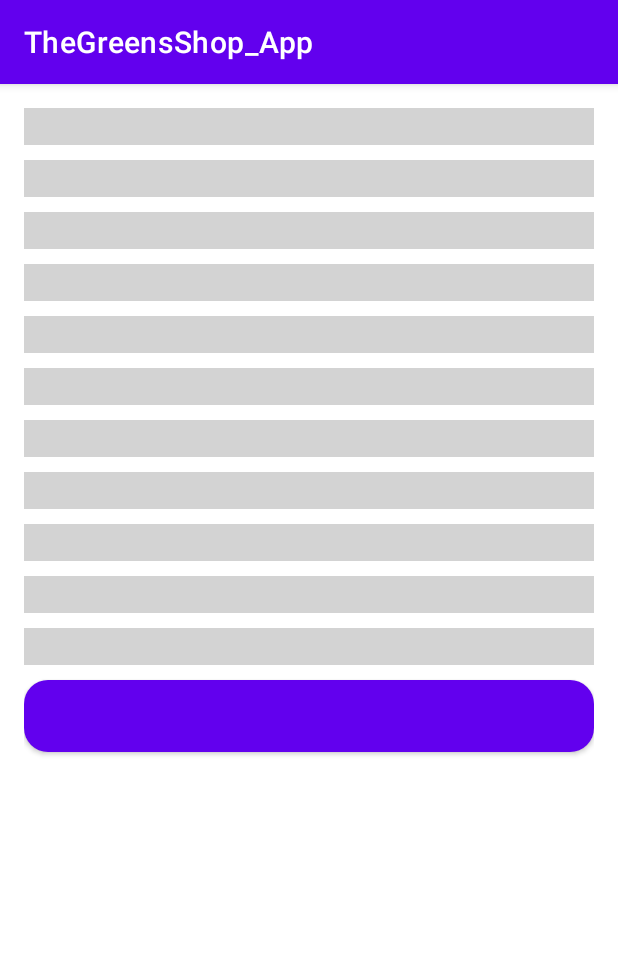
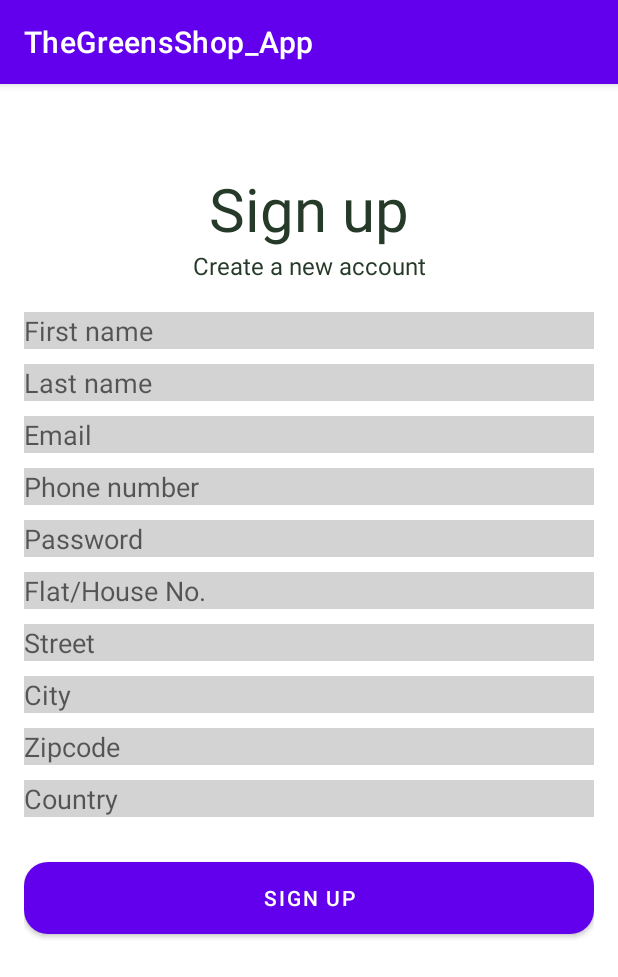
Before and after one commit to joelmarodrigues/TheGreensShop_App, an Android app: the SignupActivity screen opened directly, with no data from a screen before it, on a phone screen of 412 x 824 dp. Shown: the top 977 px of the screen. Run offline under Robolectric (Android 15) with nearby library versions, the phone set to English and light mode, and no system bars; our stand-ins replace Firebase (no records; nobody signed in at launch, a user with empty details on screens opened directly); 2 statements that could not run were skipped.

Commit message:
strings.xml update to fix activity_signup.xml

```diff
--- a/app/src/main/res/layout/activity_signup.xml
+++ b/app/src/main/res/layout/activity_signup.xml
@@ -1,19 +1,31 @@
 <?xml version="1.0" encoding="utf-8"?>
 <LinearLayout xmlns:android="http://schemas.android.com/apk/res/android"
+    xmlns:tools="http://schemas.android.com/tools"
     android:layout_width="match_parent"
     android:layout_height="match_parent"
     android:orientation="vertical"
-    android:padding="16dp">
+    android:padding="16dp"
+    tools:ignore="ExtraText">
 
-    <EditText
-        android:id="@+id/username_edittext"
+<TextView
+    android:id="@+id/signup_textview"
+    android:layout_width="wrap_content"
+    android:layout_height="wrap_content"
+    android:layout_gravity="center"
+    android:layout_marginTop="40dp"
+    android:text="@string/signup"
+    android:textColor="@color/green_dark"
+    android:textSize="40sp" />
+
+    <TextView
         android:layout_width="match_parent"
         android:layout_height="wrap_content"
-        android:layout_marginBottom="10dp"
-        android:autofillHints="@string/username"
-        android:background="@drawable/box_edit_text"
-        android:hint="@string/username"
-        android:inputType="text" />
+        android:layout_marginBottom="20dp"
+        android:text="@string/create_a_new_account"
+        android:textAlignment="center"
+        android:textColor="@color/green_dark"
+        android:textSize="16sp" />
+
 
     <EditText
         android:id="@+id/firstname_edittext"
@@ -40,9 +52,9 @@
         android:layout_width="match_parent"
         android:layout_height="wrap_content"
         android:layout_marginBottom="10dp"
-        android:autofillHints="@string/email"
+        android:autofillHints="@string/e_mail"
         android:background="@drawable/box_edit_text"
-        android:hint="@string/email"
+        android:hint="@string/e_mail"
         android:inputType="textEmailAddress" />
 
     <EditText
@@ -66,11 +78,12 @@
         android:inputType="textPassword" />
 
     <EditText
-        android:id="@+id/address_edittext"
+        android:id="@+id/flat_houseNo_edittext"
         android:layout_width="match_parent"
         android:layout_height="wrap_content"
         android:layout_marginBottom="10dp"
-        android:autofillHints="@string/address"
+        android:autofillHints="@string/flat_houseNo"
+        android:hint="@string/flat_houseNo"
         android:background="@drawable/box_edit_text"
         android:inputType="text" />
 
@@ -120,6 +133,7 @@
         android:id="@+id/signup_button"
         android:layout_width="match_parent"
         android:layout_height="wrap_content"
+        android:layout_marginTop="20dp"
         android:layout_marginBottom="10dp"
         android:background="@drawable/box_button"
         android:text="@string/signup"
--- a/app/src/main/res/values/strings.xml
+++ b/app/src/main/res/values/strings.xml
@@ -1,20 +1,21 @@
 <resources>
     <string name="app_name">TheGreensShop_App</string>
     <string name="logo" />
-    <string name="e_mail" />
-    <string name="password" />
-    <string name="login" />
-    <string name="signup" />
-    <string name="first_name" />
+    <string name="e_mail">Email</string>
+    <string name="password">Password</string>
+    <string name="login">Login</string>
+    <string name="signup">Sign up</string>
+    <string name="first_name">First name</string>
     <string name="username" />
-    <string name="last_name" />
+    <string name="last_name">Last name</string>
     <string name="email" />
-    <string name="phone"/>
+    <string name="phone">Phone number</string>
     <string name="address" />
-    <string name="street" />
-    <string name="city" />
-    <string name="zipcode" />
-    <string name="country" />
-    <string name="number" />
+    <string name="flat_houseNo">Flat/House No.</string>
+    <string name="street">Street</string>
+    <string name="city">City</string>
+    <string name="zipcode">Zipcode</string>
+    <string name="country">Country</string>
+    <string name="create_a_new_account">Create a new account</string>
 
 </resources>
```
